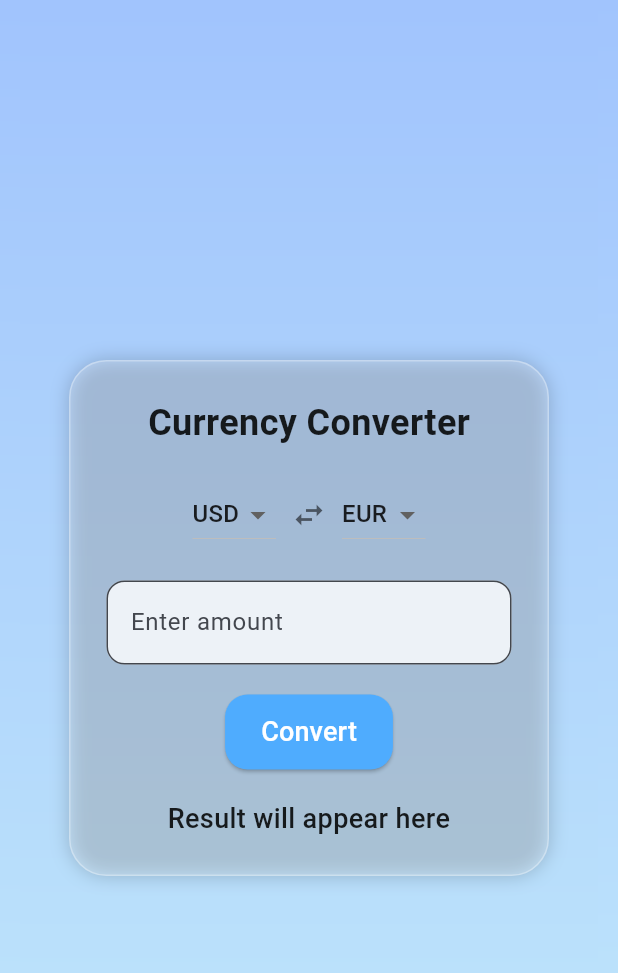
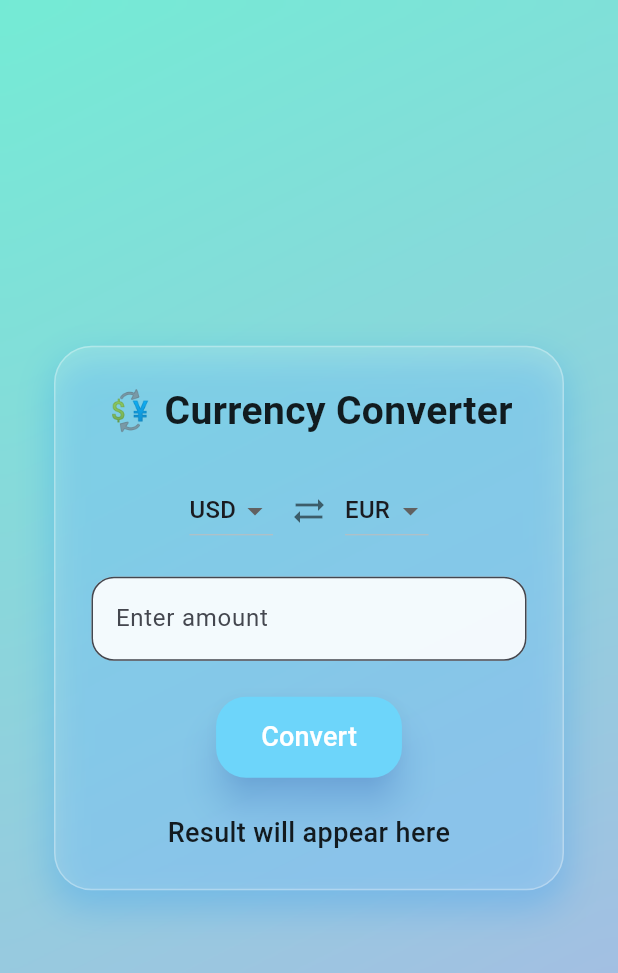
Before and after one commit to JevgeniMaslakov/currency_exchange_app, a Flutter app: the screen it shows after launch, on a phone screen of 412 x 824 dp. Shown: the top 973 px of the screen. Run offline on Flutter 3.47's test engine with Material 3 defaults, Android fonts, the phone set to English and light mode, and no system bars.

Commit message:
Improved UI design with glassmorphism and neon style

```diff
--- a/lib/main.dart
+++ b/lib/main.dart
@@ -13,9 +13,10 @@ class CurrencyConverterApp extends StatelessWidget {
   @override
   Widget build(BuildContext context) {
     return MaterialApp(
+      debugShowCheckedModeBanner: false,
       title: 'Currency Converter',
       theme: ThemeData(
-        colorScheme: ColorScheme.fromSeed(seedColor: Colors.blue),
+        colorScheme: ColorScheme.fromSeed(seedColor: Colors.blueAccent),
         useMaterial3: true,
       ),
       home: const CurrencyConverterScreen(),
@@ -89,30 +90,30 @@ class _CurrencyConverterScreenState extends State<CurrencyConverterScreen> {
           Container(
             decoration: const BoxDecoration(
               gradient: LinearGradient(
-                colors: [Color(0xFFa1c4fd), Color(0xFFc2e9fb)],
-                begin: Alignment.topCenter,
-                end: Alignment.bottomCenter,
+                colors: [Color(0xFF74ebd5), Color(0xFFACB6E5)],
+                begin: Alignment.topLeft,
+                end: Alignment.bottomRight,
               ),
             ),
           ),
           BackdropFilter(
-            filter: ImageFilter.blur(sigmaX: 5, sigmaY: 5),
-            child: Container(
-              color: Colors.white.withOpacity(0),
-            ),
+            filter: ImageFilter.blur(sigmaX: 8, sigmaY: 8),
+            child: Container(color: Colors.white.withOpacity(0)),
           ),
           Center(
             child: Container(
-              width: 320,
+              width: 340,
               padding: const EdgeInsets.all(24),
               decoration: BoxDecoration(
-                color: Colors.white.withOpacity(0.2),
+                color: Colors.white.withOpacity(0.15),
                 borderRadius: BorderRadius.circular(25),
                 border: Border.all(color: Colors.white.withOpacity(0.3)),
                 boxShadow: [
                   BoxShadow(
-                    color: Colors.black.withOpacity(0.2),
-                    blurRadius: 10,
+                    color: Colors.blue.withOpacity(0.3),
+                    blurRadius: 20,
+                    spreadRadius: 2,
+                    offset: const Offset(0, 10),
                   ),
                 ],
               ),
@@ -129,17 +130,18 @@ class _CurrencyConverterScreenState extends State<CurrencyConverterScreen> {
       mainAxisSize: MainAxisSize.min,
       children: [
         const Text(
-          'Currency Converter',
+          '💱 Currency Converter',
           style: TextStyle(
-              fontSize: 24, fontWeight: FontWeight.bold, color: Colors.black87),
+              fontSize: 26, fontWeight: FontWeight.w600, color: Colors.black87),
         ),
-        const SizedBox(height: 20),
+        const SizedBox(height: 24),
         Row(
           mainAxisAlignment: MainAxisAlignment.center,
           children: [
             DropdownButton<String>(
               value: fromCurrency,
               dropdownColor: Colors.white,
+              borderRadius: BorderRadius.circular(15),
               items: currencies.map((currency) {
                 return DropdownMenuItem(
                   value: currency,
@@ -152,12 +154,13 @@ class _CurrencyConverterScreenState extends State<CurrencyConverterScreen> {
                 });
               },
             ),
-            const SizedBox(width: 10),
-            const Icon(Icons.swap_horiz, color: Colors.black54),
-            const SizedBox(width: 10),
+            const SizedBox(width: 12),
+            const Icon(Icons.sync_alt, color: Colors.black54),
+            const SizedBox(width: 12),
             DropdownButton<String>(
               value: toCurrency,
               dropdownColor: Colors.white,
+              borderRadius: BorderRadius.circular(15),
               items: currencies.map((currency) {
                 return DropdownMenuItem(
                   value: currency,
@@ -178,23 +181,25 @@ class _CurrencyConverterScreenState extends State<CurrencyConverterScreen> {
           decoration: InputDecoration(
             hintText: 'Enter amount',
             filled: true,
-            fillColor: Colors.white.withOpacity(0.8),
+            fillColor: Colors.white.withOpacity(0.9),
             border: OutlineInputBorder(
-              borderRadius: BorderRadius.circular(12),
+              borderRadius: BorderRadius.circular(15),
             ),
           ),
           onChanged: (value) {
             amount = double.tryParse(value) ?? 1;
           },
         ),
-        const SizedBox(height: 20),
+        const SizedBox(height: 24),
         ElevatedButton(
           style: ElevatedButton.styleFrom(
-            backgroundColor: const Color(0xFF4facfe),
-            padding: const EdgeInsets.symmetric(horizontal: 24, vertical: 12),
+            backgroundColor: const Color(0xFF6DD5FA),
+            padding: const EdgeInsets.symmetric(horizontal: 30, vertical: 14),
             shape: RoundedRectangleBorder(
-              borderRadius: BorderRadius.circular(15),
+              borderRadius: BorderRadius.circular(20),
             ),
+            elevation: 10,
+            shadowColor: Colors.blueAccent.withOpacity(0.5),
           ),
           onPressed: convertCurrency,
           child: const Text(
@@ -202,9 +207,9 @@ class _CurrencyConverterScreenState extends State<CurrencyConverterScreen> {
             style: TextStyle(fontSize: 18, color: Colors.white),
           ),
         ),
-        const SizedBox(height: 20),
+        const SizedBox(height: 24),
         isLoading
-            ? const CircularProgressIndicator(color: Colors.blue)
+            ? const CircularProgressIndicator(color: Colors.blueAccent)
             : Text(
           result,
           textAlign: TextAlign.center,
```
